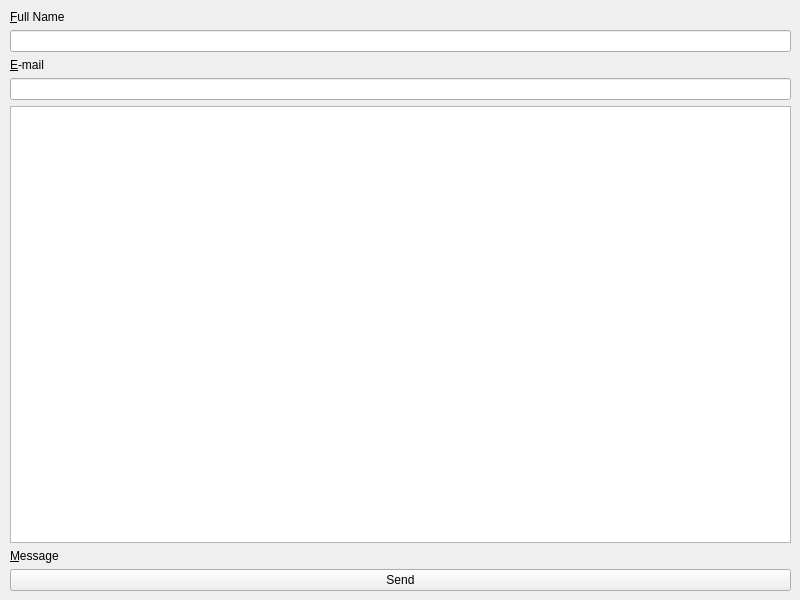
Before: the Qt Designer form contactsheet.ui in josharaedwards/CS1C-Project-1, drawn with Qt 5.
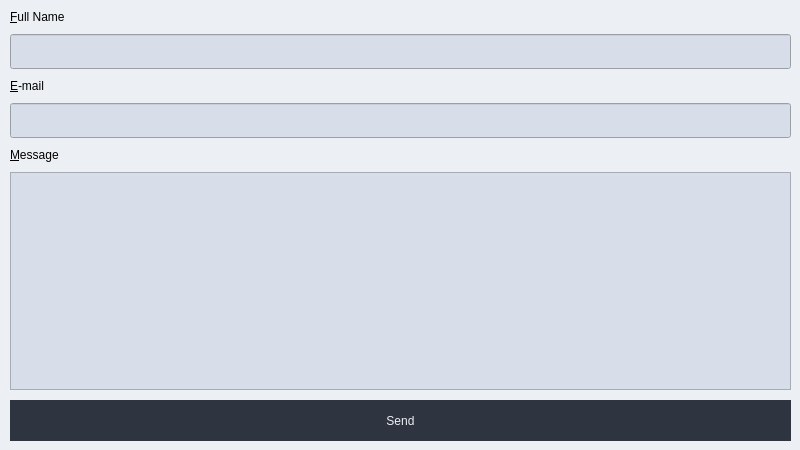
After: the same form once the commit is applied.

What changed in the file:
```diff
--- a/contactsheet.ui
+++ b/contactsheet.ui
@@ -7,34 +7,41 @@
     <x>0</x>
     <y>0</y>
     <width>800</width>
-    <height>600</height>
+    <height>450</height>
    </rect>
   </property>
   <property name="minimumSize">
    <size>
     <width>800</width>
-    <height>600</height>
+    <height>450</height>
    </size>
   </property>
   <property name="maximumSize">
    <size>
     <width>800</width>
-    <height>600</height>
+    <height>450</height>
    </size>
   </property>
   <property name="windowTitle">
    <string>Contact</string>
   </property>
+  <property name="styleSheet">
+   <string notr="true">background-color: rgb(236, 239, 244);
+font: 75 12pt &quot;Consolas&quot;;</string>
+  </property>
   <widget class="QWidget" name="centralwidget">
    <property name="geometry">
     <rect>
      <x>10</x>
      <y>10</y>
      <width>781</width>
-     <height>581</height>
+     <height>431</height>
     </rect>
    </property>
    <layout class="QVBoxLayout" name="verticalLayout">
+    <property name="spacing">
+     <number>10</number>
+    </property>
     <item>
      <widget class="QLabel" name="label">
       <property name="text">
@@ -46,7 +53,17 @@
      </widget>
     </item>
     <item>
-     <widget class="QLineEdit" name="lineEdit"/>
+     <widget class="QLineEdit" name="lineEdit">
+      <property name="minimumSize">
+       <size>
+        <width>0</width>
+        <height>35</height>
+       </size>
+      </property>
+      <property name="styleSheet">
+       <string notr="true">background-color: rgb(216, 222, 233);</string>
+      </property>
+     </widget>
     </item>
     <item>
      <widget class="QLabel" name="label_3">
@@ -59,10 +76,17 @@
      </widget>
     </item>
     <item>
-     <widget class="QLineEdit" name="lineEdit_2"/>
-    </item>
-    <item>
-     <widget class="QPlainTextEdit" name="plainTextEdit"/>
+     <widget class="QLineEdit" name="lineEdit_2">
+      <property name="minimumSize">
+       <size>
+        <width>0</width>
+        <height>35</height>
+       </size>
+      </property>
+      <property name="styleSheet">
+       <string notr="true">background-color: rgb(216, 222, 233);</string>
+      </property>
+     </widget>
     </item>
     <item>
      <widget class="QLabel" name="label_2">
@@ -74,8 +98,36 @@
       </property>
      </widget>
     </item>
+    <item>
+     <widget class="QPlainTextEdit" name="plainTextEdit">
+      <property name="styleSheet">
+       <string notr="true">background-color: rgb(216, 222, 233);</string>
+      </property>
+     </widget>
+    </item>
     <item>
      <widget class="QPushButton" name="pushButton">
+      <property name="minimumSize">
+       <size>
+        <width>0</width>
+        <height>41</height>
+       </size>
+      </property>
+      <property name="styleSheet">
+       <string notr="true">QPushButton {
+	border:none;
+	font: 75 12pt &quot;Consolas&quot;;
+	background-color: rgb(46, 52, 64);
+	color: rgb(236, 239, 244);
+}
+
+QPushButton:hover {
+	border:none;
+	font: 75 12pt &quot;Consolas&quot;;
+	background-color: rgb(236, 239, 244);
+	color: rgb(46, 52, 64);
+}</string>
+      </property>
       <property name="text">
        <string>Send</string>
       </property>
```
